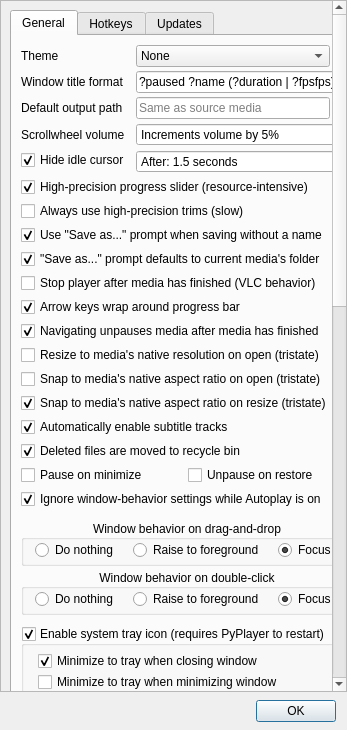
Old version of the form bin/window_settings.ui in the repository thisismy-github/pyplayer.
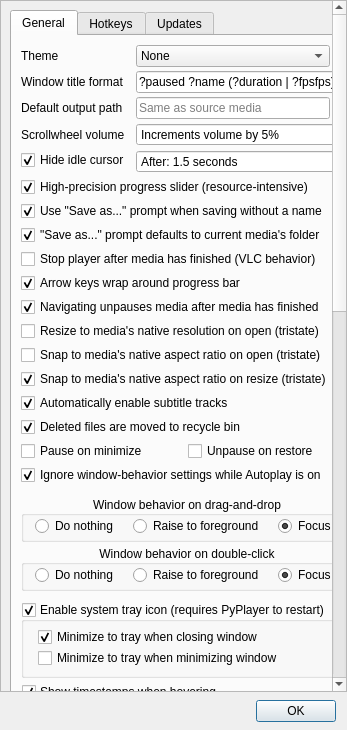
New version of the form. Custom widgets are drawn as their Qt base class.

Commit message: Refactored trim buttons/settings/context menus

What changed in the file:
```diff
--- a/bin/window_settings.ui
+++ b/bin/window_settings.ui
@@ -59,7 +59,7 @@
         <x>0</x>
         <y>0</y>
         <width>334</width>
-        <height>1447</height>
+        <height>1425</height>
        </rect>
       </property>
       <layout class="QVBoxLayout" name="verticalLayout_4">
@@ -323,26 +323,6 @@
               </widget>
              </item>
              <item row="6" column="0" colspan="2">
-              <widget class="QCheckBox" name="checkHighPrecisionTrim">
-               <property name="toolTip">
-                <string>If checked, trimmed videos will always be re-encoded to ensure 100% accuracy
-at the start of the trim. Otherwise, certain formats, such as MP4 files, will have
-the starts of their videos trimmed to the nearest keyframe (which varies from
-video to video), as this is a nearly instant operation. Re-encoding is intensive
-and can take nearly twice as long as the trimmed clip's length for some formats.
-
-Note 1: Formats that cannot be instantly trimmed without
-re-encoding will default to high-precision trimming regardless.
-
-Note 2: Keyframe trimming only introduces inaccuracy to the
-start of a trim. The end of a trim will always be accurate.</string>
-               </property>
-               <property name="text">
-                <string>Always use high-precision trims (slow)</string>
-               </property>
-              </widget>
-             </item>
-             <item row="7" column="0" colspan="2">
               <widget class="QCheckBox" name="checkAlwaysSaveAs">
                <property name="toolTip">
                 <string>If checked, saving an edit with no name specified in the
@@ -360,7 +340,7 @@
                </property>
               </widget>
              </item>
-             <item row="8" column="0" colspan="2">
+             <item row="7" column="0" colspan="2">
               <widget class="QCheckBox" name="checkSaveAsUseMediaFolder">
                <property name="toolTip">
                 <string>If checked, the &quot;Save as...&quot; prompt will default
@@ -376,7 +356,7 @@
                </property>
               </widget>
              </item>
-             <item row="9" column="0" colspan="2">
+             <item row="8" column="0" colspan="2">
               <widget class="QCheckBox" name="checkStopOnFinish">
                <property name="toolTip">
                 <string>If checked, the media player will completely stop
@@ -395,7 +375,7 @@
                </property>
               </widget>
              </item>
-             <item row="10" column="0" colspan="2">
+             <item row="9" column="0" colspan="2">
               <widget class="QCheckBox" name="checkNavigationWrap">
                <property name="toolTip">
                 <string>If checked, using the arrow keys or J/L to navigate forwards or backwards in a video
@@ -411,7 +391,7 @@
                </property>
               </widget>
              </item>
-             <item row="11" column="0" colspan="2">
+             <item row="10" column="0" colspan="2">
               <widget class="QCheckBox" name="checkNavigationUnpause">
                <property name="toolTip">
                 <string>If checked, navigating with the arrow keys, J/L, scrubbing, etc. after the media
@@ -425,7 +405,7 @@
                </property>
               </widget>
              </item>
-             <item row="12" column="0" colspan="2">
+             <item row="11" column="0" colspan="2">
               <widget class="QCheckBox" name="checkResizeOnOpen">
                <property name="toolTip">
                 <string>Tristate:
@@ -445,7 +425,7 @@
                </property>
               </widget>
              </item>
-             <item row="13" column="0" colspan="2">
+             <item row="12" column="0" colspan="2">
               <widget class="QCheckBox" name="checkSnapOnOpen">
                <property name="toolTip">
                 <string>Tristate:
@@ -465,7 +445,7 @@
                </property>
               </widget>
              </item>
-             <item row="14" column="0" colspan="2">
+             <item row="13" column="0" colspan="2">
               <widget class="QCheckBox" name="checkSnapOnResize">
                <property name="toolTip">
                 <string>Hold Shift while resizing to always shrink the window.
@@ -496,7 +476,7 @@
                </property>
               </widget>
              </item>
-             <item row="15" column="0" colspan="2">
+             <item row="14" column="0" colspan="2">
               <widget class="QCheckBox" name="checkAutoEnableSubtitles">
                <property name="toolTip">
                 <string>If checked, subtitle tracks will be automatically
@@ -511,7 +491,7 @@
                </property>
               </widget>
              </item>
-             <item row="16" column="0" colspan="2">
+             <item row="15" column="0" colspan="2">
               <widget class="QCheckBox" name="checkRecycleBin">
                <property name="toolTip">
                 <string>If checked, files marked for deletion are sent to your computer's
@@ -525,7 +505,7 @@
                </property>
               </widget>
              </item>
-             <item row="17" column="0" colspan="2">
+             <item row="16" column="0" colspan="2">
               <layout class="QHBoxLayout" name="horizontalLayout_8">
                <item>
                 <widget class="QCheckBox" name="checkMinimizePause">
@@ -550,7 +530,7 @@
                </item>
               </layout>
              </item>
-             <item row="18" column="0" colspan="2">
+             <item row="17" column="0" colspan="2">
               <widget class="QCheckBox" name="checkIgnoreRaiseWithAutoplay">
                <property name="toolTip">
                 <string>If checked, files that are opened through
```
The commit also changes 5 other files.
